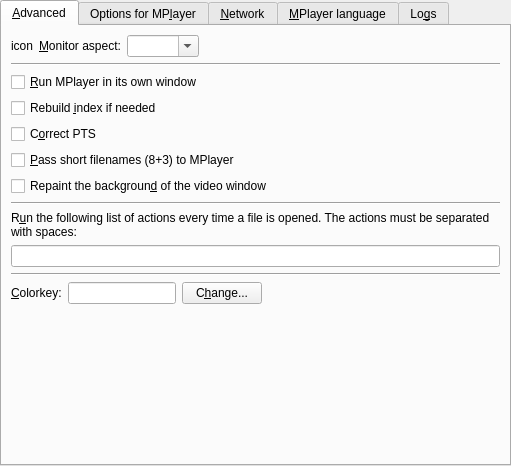
wilbert2000/wzplayer, file src/prefadvanced.ui: the form before one commit.
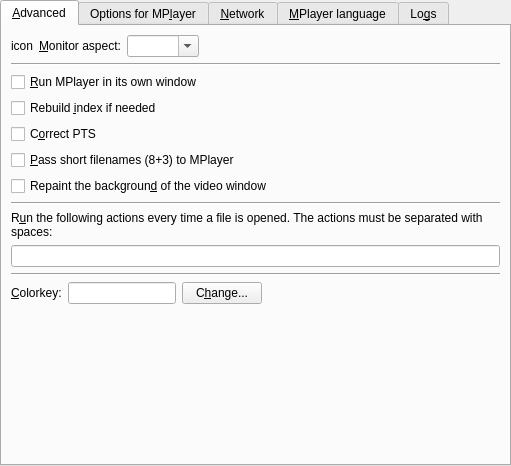
The form after the commit. Custom widgets are drawn as their Qt base class.

Commit message: A fix in the intro text

Diff of the .ui file:
```diff
--- a/src/prefadvanced.ui
+++ b/src/prefadvanced.ui
@@ -167,7 +167,7 @@
        <item>
         <widget class="QLabel" name="label_7" >
          <property name="text" >
-          <string>R&amp;un the following list of actions every time a file is opened. The actions must be separated with spaces:</string>
+          <string>R&amp;un the following actions every time a file is opened. The actions must be separated with spaces:</string>
          </property>
          <property name="wordWrap" >
           <bool>true</bool>
```
